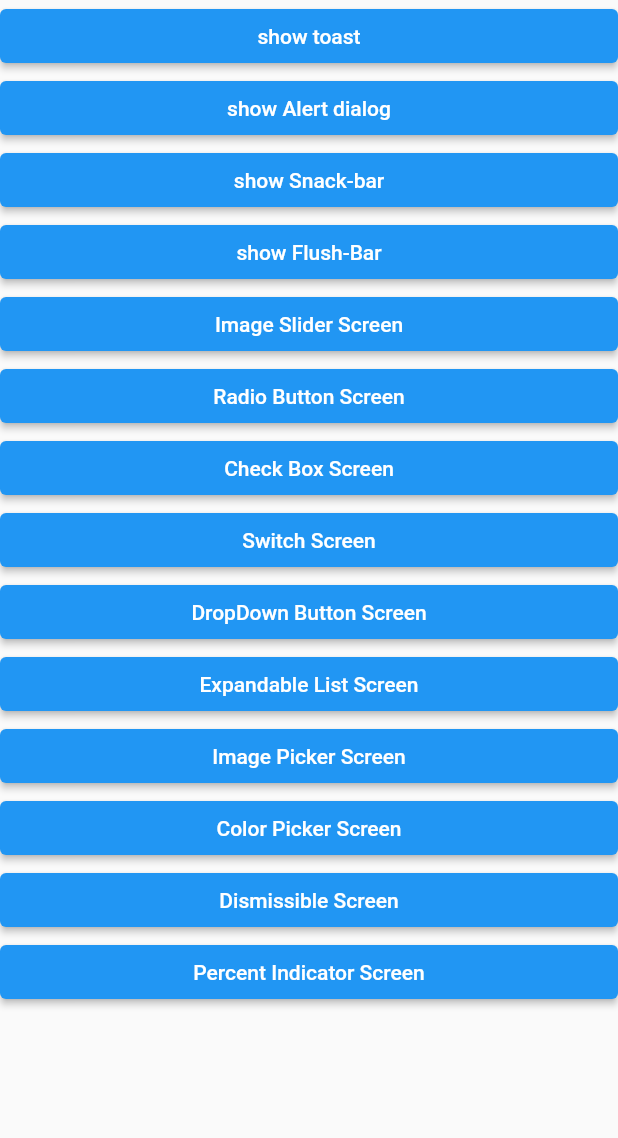
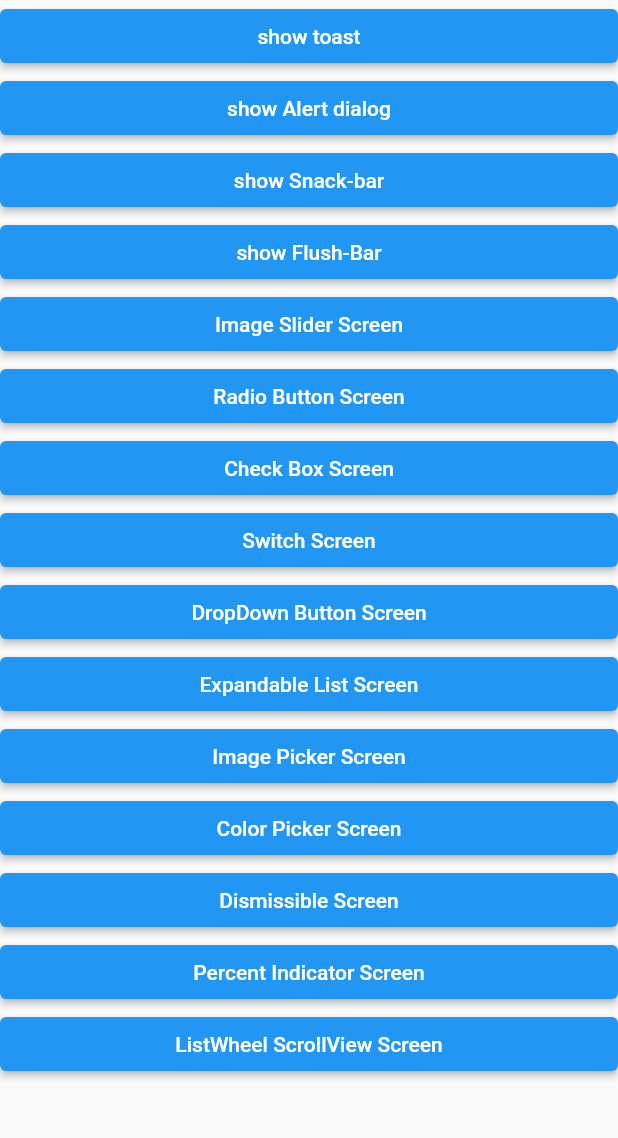
Before and after one commit to MohamedTwfiek-7/Flutter-cool-widgets-app, a Flutter app: the screen it shows after launch, on a phone screen of 412 x 824 dp, the part 84-1222 px from its top. Run offline on Flutter 3.47's test engine with Material 2 defaults, Android fonts, the phone set to English and light mode, and no system bars; our stand-ins replace another_flushbar, carousel_slider, flutter_colorpicker, flutter_styled_toast, image_picker, percent_indicator.

Commit message:
List wheel scroll view added and update the image picker with InteractiveViewer

```diff
--- a/lib/main.dart
+++ b/lib/main.dart
@@ -5,6 +5,7 @@ import 'package:flutter_cool_widgets/DropDownButtonScreen.dart';
 import 'package:flutter_cool_widgets/ExpandableListScreen.dart';
 import 'package:flutter_cool_widgets/image_picker_screen.dart';
 import 'package:flutter_cool_widgets/image_slider_screen.dart';
+import 'package:flutter_cool_widgets/list_wheel_scroll_view_screen.dart';
 import 'package:flutter_cool_widgets/parcent_indicatior_screen.dart';
 import 'package:flutter_cool_widgets/switch_screen.dart';
 import 'package:flutter_styled_toast/flutter_styled_toast.dart';
@@ -40,6 +41,7 @@ class MyApp extends StatelessWidget {
         '/Color-Picker-Screen': (ctx) => const ColorPickerScreen(),
         '/Dismissible-Screen': (ctx) => const DismissibleScreen(),
         '/Percent_Indicator-Screen': (ctx) => const PercantIndicatorScreen(),
+        '/ListWheel-ScrollView-Screen': (ctx) => const ListWheelScrollViewscreen(),
       },
     );
   }
@@ -334,6 +336,17 @@ class _MyHomePageState extends State<MyHomePage> {
                                   textAlign: TextAlign.center),
                             ),
                           ), // percent indication
+                          ElevatedButton(
+                            onPressed: () {
+                              Navigator.of(context)
+                                  .pushNamed('/ListWheel-ScrollView-Screen');
+                            },
+                            child: const SizedBox(
+                              width: double.infinity,
+                              child: Text('ListWheel ScrollView Screen',
+                                  textAlign: TextAlign.center),
+                            ),
+                          ), // percent indication
                         ],
                       ),
                     ),
```
Also changed, not shown: lib/image_picker_screen.dart (+10 -3 lines), lib/list_wheel_scroll_view_screen.dart (added, +67 -0 lines).
